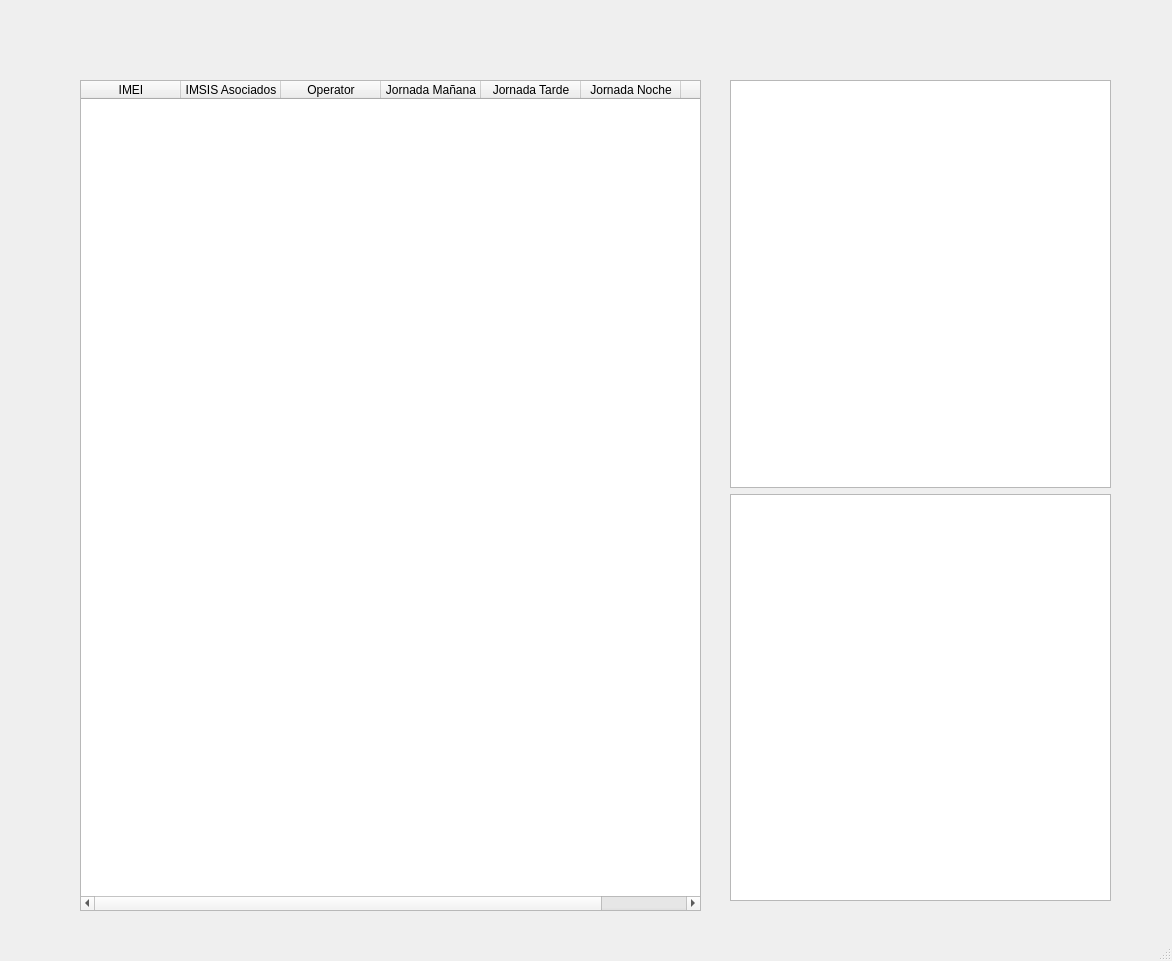
Dumaru/ExcelReports, file Interfaz/UI/VistaDetalleHoras.ui: the form before one commit.
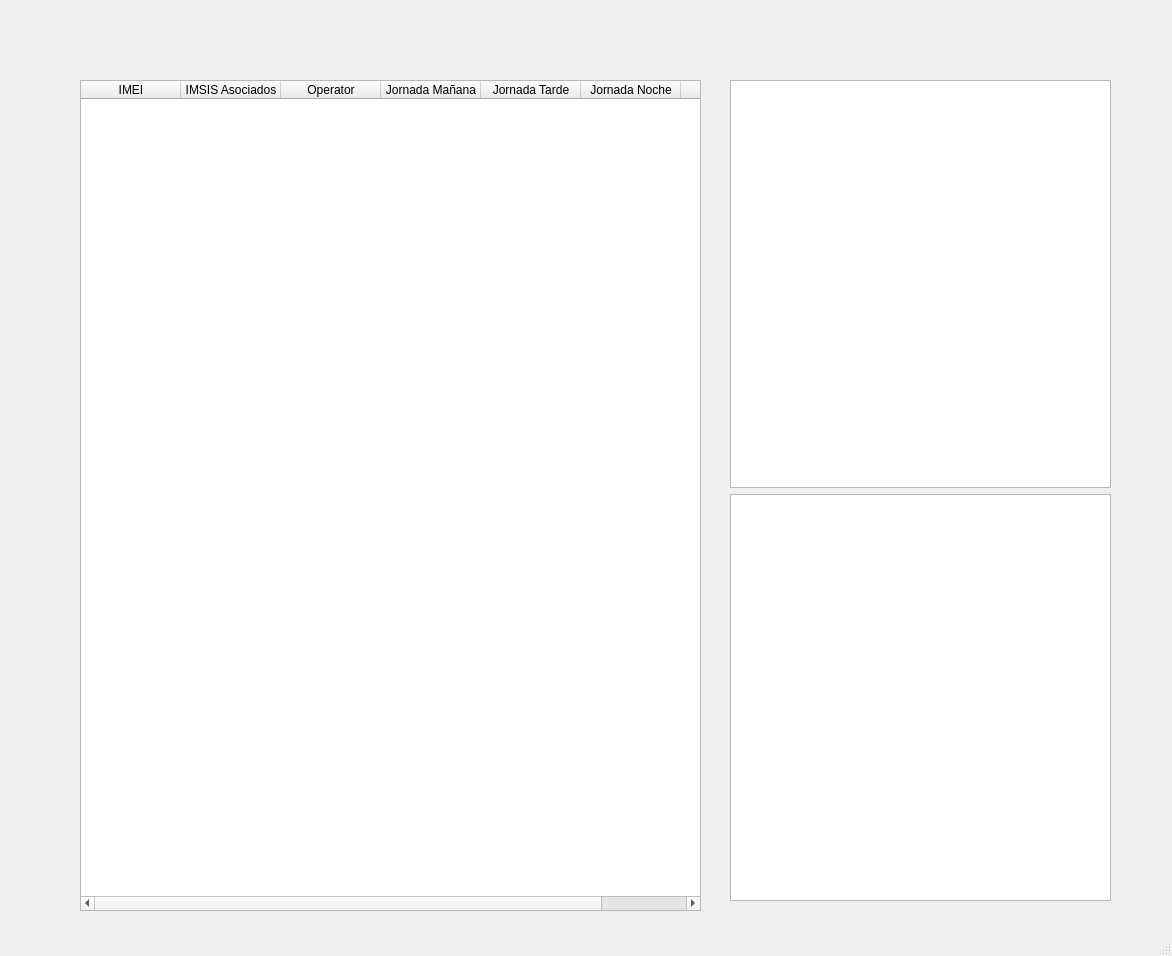
The form after the commit.

Commit message:
Actualizacion Interfaz
Mejoras

What changed in the file:
```diff
--- a/Interfaz/UI/VistaDetalleHoras.ui
+++ b/Interfaz/UI/VistaDetalleHoras.ui
@@ -7,7 +7,7 @@
     <x>0</x>
     <y>0</y>
     <width>1172</width>
-    <height>961</height>
+    <height>956</height>
    </rect>
   </property>
   <property name="windowTitle">
```
The commit also changes 2 other files.
